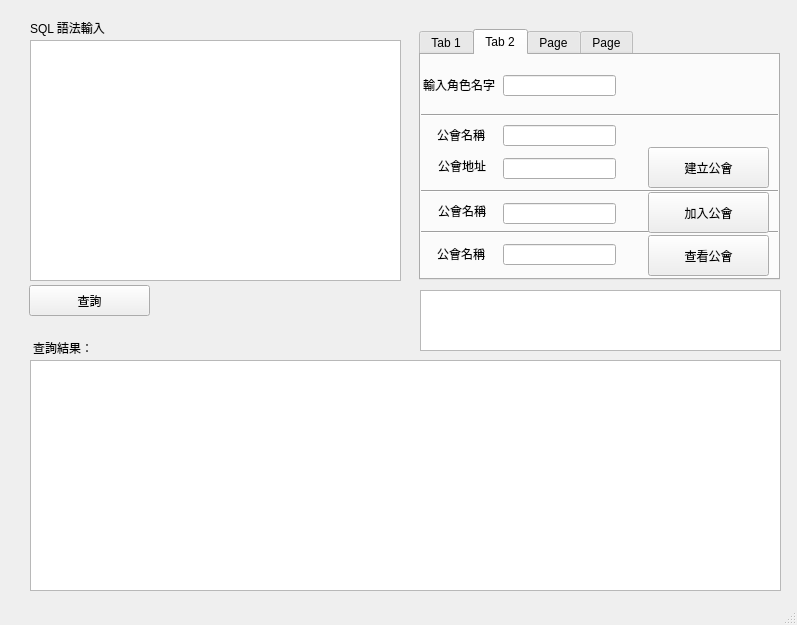
Old version of the form gui.ui in the repository HsuYuSung/NCKU_DBMS_FINAL_PROJECT.
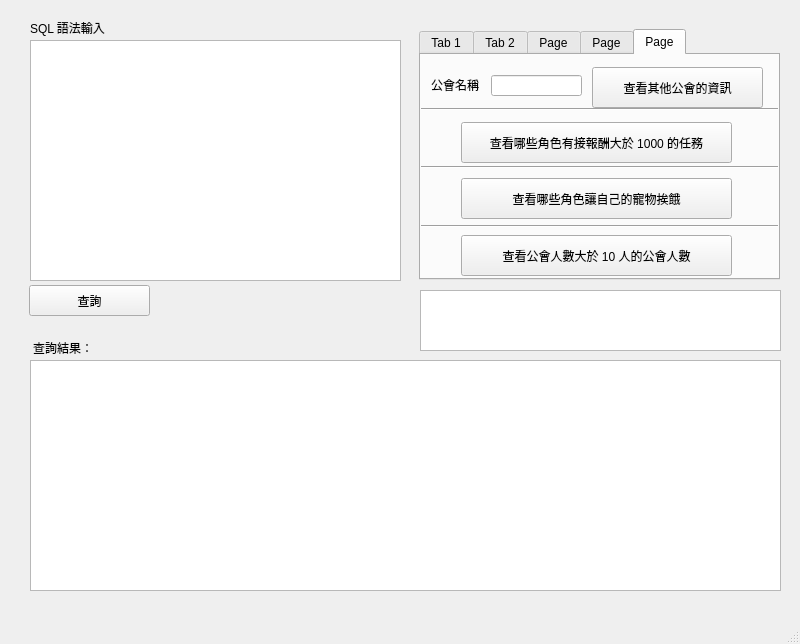
New version of the form.

Patch:
```diff
--- a/gui.ui
+++ b/gui.ui
@@ -6,8 +6,8 @@
    <rect>
     <x>0</x>
     <y>0</y>
-    <width>797</width>
-    <height>625</height>
+    <width>800</width>
+    <height>644</height>
    </rect>
   </property>
   <property name="windowTitle">
@@ -70,7 +70,7 @@
      <string>&lt;html&gt;&lt;head/&gt;&lt;body&gt;&lt;p&gt;&lt;br/&gt;&lt;/p&gt;&lt;/body&gt;&lt;/html&gt;</string>
     </property>
     <property name="currentIndex">
-     <number>1</number>
+     <number>4</number>
     </property>
     <widget class="QWidget" name="tab">
      <attribute name="title">
@@ -632,6 +632,125 @@
       </property>
      </widget>
     </widget>
+    <widget class="QWidget" name="tab_5">
+     <attribute name="title">
+      <string>Page</string>
+     </attribute>
+     <widget class="QLineEdit" name="lineEdit_34">
+      <property name="geometry">
+       <rect>
+        <x>70</x>
+        <y>20</y>
+        <width>91</width>
+        <height>21</height>
+       </rect>
+      </property>
+     </widget>
+     <widget class="QLabel" name="label_36">
+      <property name="geometry">
+       <rect>
+        <x>10</x>
+        <y>20</y>
+        <width>81</width>
+        <height>20</height>
+       </rect>
+      </property>
+      <property name="text">
+       <string>公會名稱</string>
+      </property>
+     </widget>
+     <widget class="QPushButton" name="pushButton_11">
+      <property name="geometry">
+       <rect>
+        <x>171</x>
+        <y>12</y>
+        <width>171</width>
+        <height>41</height>
+       </rect>
+      </property>
+      <property name="text">
+       <string>查看其他公會的資訊</string>
+      </property>
+     </widget>
+     <widget class="Line" name="line_7">
+      <property name="geometry">
+       <rect>
+        <x>0</x>
+        <y>44</y>
+        <width>361</width>
+        <height>20</height>
+       </rect>
+      </property>
+      <property name="orientation">
+       <enum>Qt::Horizontal</enum>
+      </property>
+     </widget>
+     <widget class="QPushButton" name="pushButton_12">
+      <property name="geometry">
+       <rect>
+        <x>40</x>
+        <y>67</y>
+        <width>271</width>
+        <height>41</height>
+       </rect>
+      </property>
+      <property name="text">
+       <string>查看哪些角色有接報酬大於 1000 的任務</string>
+      </property>
+     </widget>
+     <widget class="Line" name="line_8">
+      <property name="geometry">
+       <rect>
+        <x>0</x>
+        <y>102</y>
+        <width>361</width>
+        <height>20</height>
+       </rect>
+      </property>
+      <property name="orientation">
+       <enum>Qt::Horizontal</enum>
+      </property>
+     </widget>
+     <widget class="QPushButton" name="pushButton_13">
+      <property name="geometry">
+       <rect>
+        <x>40</x>
+        <y>123</y>
+        <width>271</width>
+        <height>41</height>
+       </rect>
+      </property>
+      <property name="text">
+       <string>查看哪些角色讓自己的寵物挨餓</string>
+      </property>
+     </widget>
+     <widget class="Line" name="line_9">
+      <property name="geometry">
+       <rect>
+        <x>0</x>
+        <y>161</y>
+        <width>361</width>
+        <height>20</height>
+       </rect>
+      </property>
+      <property name="orientation">
+       <enum>Qt::Horizontal</enum>
+      </property>
+     </widget>
+     <widget class="QPushButton" name="pushButton_14">
+      <property name="geometry">
+       <rect>
+        <x>40</x>
+        <y>180</y>
+        <width>271</width>
+        <height>41</height>
+       </rect>
+      </property>
+      <property name="text">
+       <string>查看公會人數大於 10 人的公會人數</string>
+      </property>
+     </widget>
+    </widget>
    </widget>
    <widget class="QLabel" name="label_6">
     <property name="geometry">
```
Left out of the diff: 2 changed lines with no effect on the pictures.
